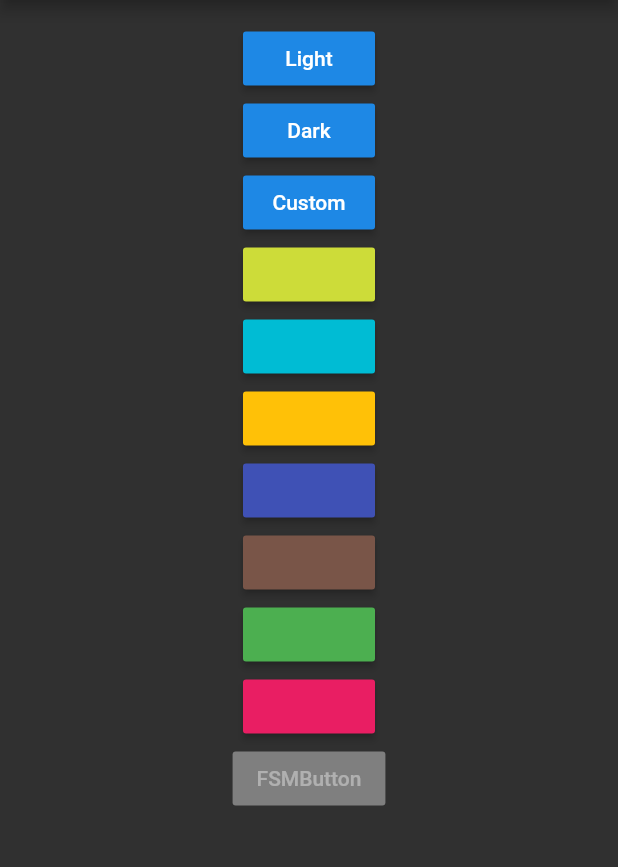
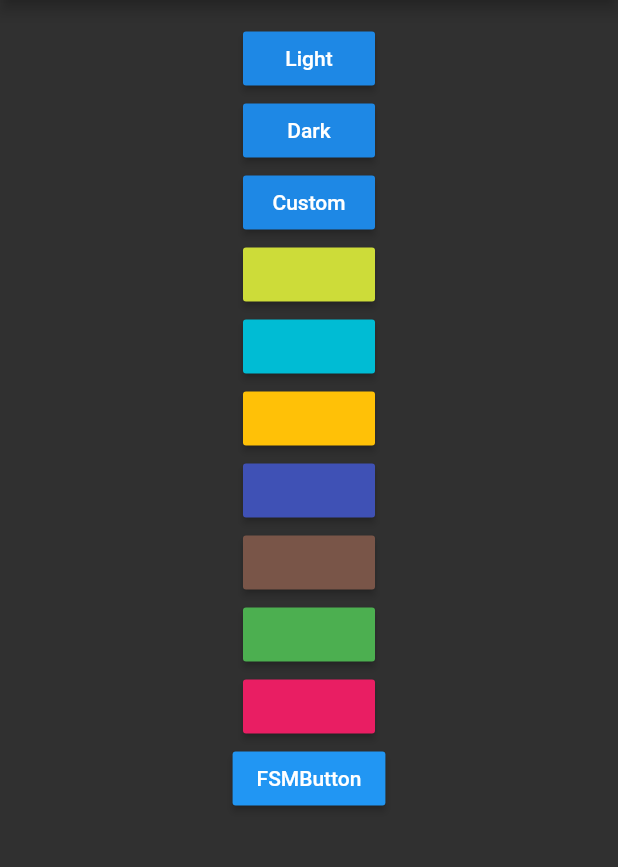
Before and after one commit to ymingt/theming, a Flutter app: the screen it shows after launch, on a phone screen of 412 x 824 dp, the part 84-951 px from its top. Run offline on Flutter 3.47's test engine with Material 2 defaults, Android fonts, the phone set to English and light mode, and no system bars.

Commit message:
working on inherited widget

```diff
--- a/lib/fsmButton.dart
+++ b/lib/fsmButton.dart
@@ -1,4 +1,5 @@
 import 'package:flutter/material.dart';
+import 'layoutThemeContainer.dart';
 
 class FsmButton extends StatelessWidget {
   final String buttonText;
@@ -16,7 +17,7 @@ class FsmButton extends StatelessWidget {
   Widget build(BuildContext context) {
     return new RaisedButton(
       child: Text(buttonText),
-      color: color,
+      color: LayoutThemeContainer.of(context).fsmButtonColor,
       onPressed: disabled ? null : onPress,
     );
   }
--- a/lib/layoutThemeContainer.dart
+++ b/lib/layoutThemeContainer.dart
@@ -4,33 +4,36 @@ class LayoutThemeContainer extends StatefulWidget {
   @override
   LayoutThemeState createState() => LayoutThemeState();
   final Widget child;
-  LayoutThemeContainer({this.child});
-  static LayoutThemeState of(BuildContext context) {
+  final ThemeData themeData;
+  final Color fsmButtonColor;
+  LayoutThemeContainer({this.child, this.themeData, this.fsmButtonColor});
+  static _InheritedStateContainer of(BuildContext context) {
     return (context.inheritFromWidgetOfExactType(_InheritedStateContainer)
-            as _InheritedStateContainer)
-        .data;
+        as _InheritedStateContainer);
   }
 }
 
 class LayoutThemeState extends State<LayoutThemeContainer> {
-  // Add all your theme properties and logic here:
-  double get spacingUnit => 10.0;
-  Color get fsmColor => Colors.red;
+  ThemeData themeData;
+  Color fsmButtonColor;
   @override
   Widget build(BuildContext context) {
-    return new _InheritedStateContainer(
-      data: this,
+    return _InheritedStateContainer(
       child: widget.child,
+      themeData: widget.themeData,
+      fsmButtonColor: widget.fsmButtonColor,
     );
   }
 }
 
 class _InheritedStateContainer extends InheritedWidget {
-  final LayoutThemeState data;
+  final ThemeData themeData;
+  final Color fsmButtonColor;
 
   _InheritedStateContainer({
     Key key,
-    @required this.data,
+    @required this.themeData,
+    this.fsmButtonColor,
     @required Widget child,
   }) : super(key: key, child: child);
 
--- a/lib/main.dart
+++ b/lib/main.dart
@@ -14,9 +14,14 @@ void main() => runApp(MainWithTheme());
 class MainWithTheme extends StatelessWidget {
   @override
   Widget build(BuildContext context) {
+    // final theme = Provider.of<ThemeChanger>(context);
     return ChangeNotifierProvider<ThemeChanger>(
-      builder: (_) => ThemeChanger(ThemeData.dark()),
+      builder: (_) => ThemeChanger(ThemeData.light()),
+      child: LayoutThemeContainer(
+        themeData: ThemeData.dark(),
+        fsmButtonColor: Colors.blue,
         child: Main(),
+      ),
     );
   }
 }
@@ -24,17 +29,14 @@ class MainWithTheme extends StatelessWidget {
 class Main extends StatelessWidget {
   @override
   Widget build(BuildContext context) {
-    final theme = Provider.of<ThemeChanger>(context);
-    return LayoutThemeContainer(
-      child: MaterialApp(
-        theme: theme.getTheme(),
+    return MaterialApp(
+      theme: LayoutThemeContainer.of(context).themeData,
       home: MainPage(),
       routes: <String, WidgetBuilder>{
         '/main': (BuildContext context) => new MainPage(),
         '/screen1': (BuildContext context) => new Screen1(),
         '/screen2': (BuildContext context) => new Screen2(),
       },
-      ),
     );
   }
 }
@@ -149,17 +151,9 @@ class _MainPageState extends State<MainPage> {
                 onPressed: () => _themeChanger.setTheme(MyThemes.pinkTheme),
                 color: Colors.pink,
               ),
-              // RaisedButton(
-              //   child: Text(
-              //     'FSMOne Button',
-              //     style: TextStyle(color: Colors.white),
-              //   ),
-              //   onPressed: () {},
-              //   color: LayoutThemeContainer.of(context).fsmColor,
-              // ),
               FsmButton(
                 buttonText: "FSMButton",
-                disabled: true,
+                disabled: false,
                 onPress: () {},
               ),
             ],
--- a/lib/themes.dart
+++ b/lib/themes.dart
@@ -1,4 +1,5 @@
 import 'package:flutter/material.dart';
+import 'package:theming/layoutThemeContainer.dart';
 
 enum MyThemeKeys { LIGHT, DARK, DARKER, CUSTOM }
 
@@ -13,7 +14,6 @@ class MyThemes {
     primaryColor: Colors.blue,
     brightness: Brightness.light,
   );
-
   static final ThemeData darkTheme = ThemeData(
     primaryColor: Colors.grey,
     brightness: Brightness.dark,
```
Also changed, not shown: 3 other files. Lines whose indentation alone changed are shown as unchanged.
